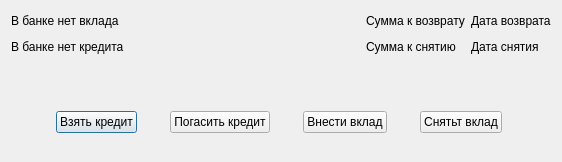
Qt form UI template/bank.ui (nevskyforever/nfprogress) before a commit.
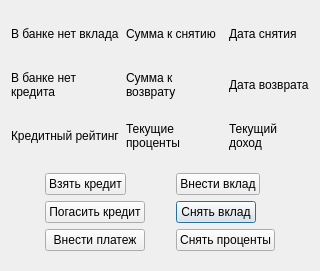
The same form after that commit.

Commit message: Улучшено окно банка

The edit to the form file:
```diff
--- a/UI template/bank.ui
+++ b/UI template/bank.ui
@@ -6,8 +6,8 @@
    <rect>
     <x>0</x>
     <y>0</y>
-    <width>562</width>
-    <height>162</height>
+    <width>320</width>
+    <height>271</height>
    </rect>
   </property>
   <property name="font">
@@ -19,40 +19,59 @@
    <string>Банк</string>
   </property>
   <layout class="QGridLayout" name="gridLayout">
-   <item row="0" column="0">
+   <item row="2" column="0">
     <widget class="QLabel" name="deposit_status">
      <property name="text">
       <string>В банке нет вклада</string>
      </property>
-    </widget>
-   </item>
-   <item row="1" column="1">
-    <spacer name="horizontalSpacer">
-     <property name="orientation">
-      <enum>Qt::Orientation::Horizontal</enum>
+     <property name="wordWrap">
+      <bool>true</bool>
      </property>
-     <property name="sizeHint" stdset="0">
-      <size>
-       <width>40</width>
-       <height>20</height>
-      </size>
-     </property>
-    </spacer>
-   </item>
-   <item row="0" column="2">
-    <widget class="QLabel" name="credit_total_sum">
-     <property name="text">
-      <string>Сумма к возврату</string>
-     </property>
     </widget>
    </item>
-   <item row="3" column="0" colspan="4">
+   <item row="5" column="0" colspan="3">
     <widget class="QWidget" name="widget" native="true">
      <layout class="QGridLayout" name="gridLayout_2">
+      <item row="2" column="1">
+       <widget class="QPushButton" name="return_deposit_btn">
+        <property name="sizePolicy">
+         <sizepolicy hsizetype="Fixed" vsizetype="Fixed">
+          <horstretch>0</horstretch>
+          <verstretch>0</verstretch>
+         </sizepolicy>
+        </property>
+        <property name="text">
+         <string>Снять вклад</string>
+        </property>
+       </widget>
+      </item>
+      <item row="3" column="1">
+       <widget class="QPushButton" name="withdraw_interest_from_a_deposit">
+        <property name="sizePolicy">
+         <sizepolicy hsizetype="Fixed" vsizetype="Fixed">
+          <horstretch>0</horstretch>
+          <verstretch>0</verstretch>
+         </sizepolicy>
+        </property>
+        <property name="text">
+         <string>Снять проценты</string>
+        </property>
+       </widget>
+      </item>
+      <item row="1" column="1">
+       <widget class="QPushButton" name="make_deposit_btn">
+        <property name="sizePolicy">
+         <sizepolicy hsizetype="Fixed" vsizetype="Fixed">
+          <horstretch>0</horstretch>
+          <verstretch>0</verstretch>
+         </sizepolicy>
+        </property>
+        <property name="text">
+         <string>Внести вклад</string>
+        </property>
+       </widget>
+      </item>
       <item row="1" column="0">
-       <widget class="QWidget" name="widget_2" native="true">
-        <layout class="QHBoxLayout" name="horizontalLayout">
-         <item>
           <widget class="QPushButton" name="take_credit_btn">
            <property name="sizePolicy">
             <sizepolicy hsizetype="Fixed" vsizetype="Fixed">
@@ -65,7 +84,7 @@
            </property>
           </widget>
          </item>
-         <item>
+      <item row="2" column="0">
           <widget class="QPushButton" name="return_credit_btn">
            <property name="sizePolicy">
             <sizepolicy hsizetype="Fixed" vsizetype="Fixed">
@@ -78,91 +97,86 @@
            </property>
           </widget>
          </item>
-         <item>
-          <widget class="QPushButton" name="make_deposit_btn">
-           <property name="sizePolicy">
-            <sizepolicy hsizetype="Fixed" vsizetype="Fixed">
-             <horstretch>0</horstretch>
-             <verstretch>0</verstretch>
-            </sizepolicy>
-           </property>
+      <item row="3" column="0">
+       <widget class="QPushButton" name="make_a_loan_payment">
            <property name="text">
-            <string>Внести вклад</string>
+         <string>Внести платеж</string>
            </property>
           </widget>
          </item>
-         <item>
-          <widget class="QPushButton" name="return_deposit_btn">
-           <property name="sizePolicy">
-            <sizepolicy hsizetype="Fixed" vsizetype="Fixed">
-             <horstretch>0</horstretch>
-             <verstretch>0</verstretch>
-            </sizepolicy>
-           </property>
-           <property name="text">
-            <string>Снятьт вклад</string>
-           </property>
-          </widget>
-         </item>
         </layout>
        </widget>
       </item>
-     </layout>
-    </widget>
-   </item>
-   <item row="0" column="3">
+   <item row="3" column="2">
     <widget class="QLabel" name="return_credit_date">
      <property name="text">
       <string>Дата возврата</string>
      </property>
     </widget>
    </item>
-   <item row="1" column="2">
-    <widget class="QLabel" name="deposit_total_sum">
-     <property name="text">
-      <string>Сумма к снятию</string>
-     </property>
-    </widget>
-   </item>
-   <item row="0" column="1">
-    <spacer name="horizontalSpacer_2">
-     <property name="orientation">
-      <enum>Qt::Orientation::Horizontal</enum>
-     </property>
-     <property name="sizeHint" stdset="0">
-      <size>
-       <width>40</width>
-       <height>20</height>
-      </size>
-     </property>
-    </spacer>
-   </item>
-   <item row="1" column="3">
+   <item row="2" column="2">
     <widget class="QLabel" name="return_deposit_date">
      <property name="text">
       <string>Дата снятия</string>
      </property>
     </widget>
    </item>
-   <item row="1" column="0">
+   <item row="3" column="1">
+    <widget class="QLabel" name="credit_total_sum">
+     <property name="text">
+      <string>Сумма к возврату</string>
+     </property>
+     <property name="wordWrap">
+      <bool>true</bool>
+     </property>
+    </widget>
+   </item>
+   <item row="3" column="0">
     <widget class="QLabel" name="credit_status">
      <property name="text">
       <string>В банке нет кредита</string>
      </property>
+     <property name="wordWrap">
+      <bool>true</bool>
+     </property>
     </widget>
    </item>
    <item row="2" column="1">
-    <spacer name="verticalSpacer">
-     <property name="orientation">
-      <enum>Qt::Orientation::Vertical</enum>
+    <widget class="QLabel" name="deposit_total_sum">
+     <property name="text">
+      <string>Сумма к снятию</string>
      </property>
-     <property name="sizeHint" stdset="0">
-      <size>
-       <width>20</width>
-       <height>40</height>
-      </size>
+     <property name="wordWrap">
+      <bool>true</bool>
      </property>
-    </spacer>
+    </widget>
+   </item>
+   <item row="4" column="1">
+    <widget class="QLabel" name="label_2">
+     <property name="text">
+      <string>Текущие проценты</string>
+     </property>
+     <property name="wordWrap">
+      <bool>true</bool>
+     </property>
+    </widget>
+   </item>
+   <item row="4" column="2">
+    <widget class="QLabel" name="label">
+     <property name="text">
+      <string>Текущий доход</string>
+     </property>
+     <property name="wordWrap">
+      <bool>true</bool>
+     </property>
+    </widget>
+   </item>
+   <item row="4" column="0">
+    <widget class="QLabel" name="credit_score">
+     <property name="text">
+      <string>Кредитный рейтинг</string>
+     </property>
+    </widget>
    </item>
   </layout>
  </widget>
```
Lines whose indentation alone changed are shown as unchanged. The commit also changes 3 other files.
